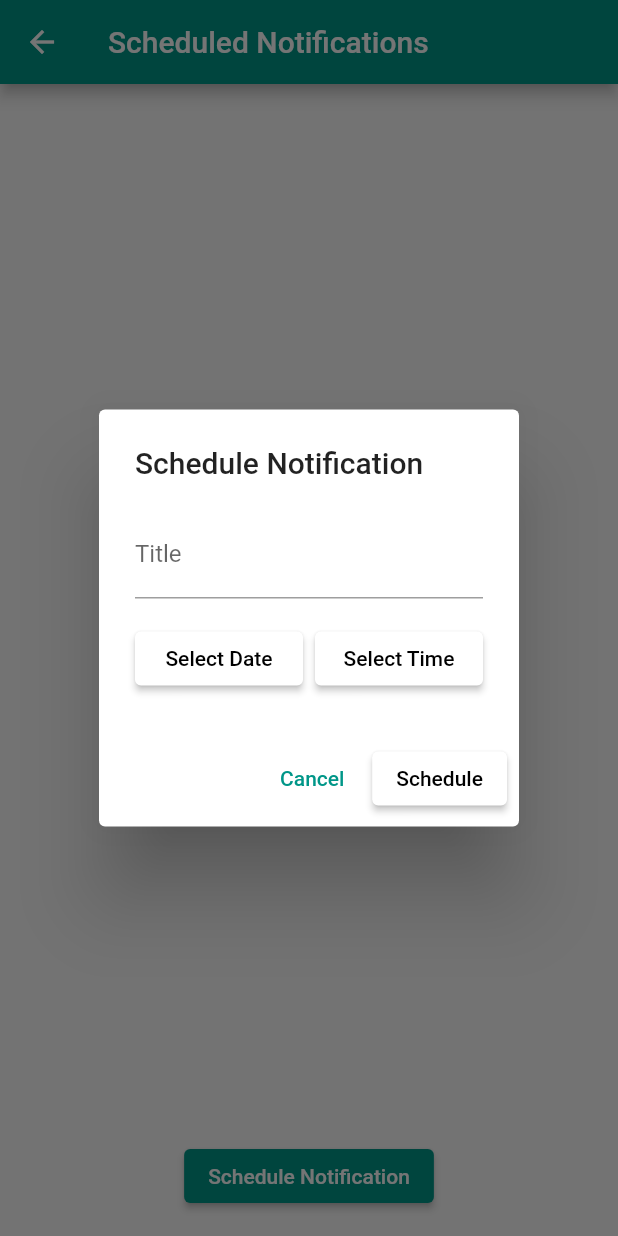
After one commit to Mohammed-El-kayesh/Blind_Guide, a Flutter app: the NotificationScreen screen opened directly, after a tap on "Schedule Notification", on a phone screen of 412 x 824 dp. The commit adds this screen. Run offline on Flutter 3.47's test engine with Material 2 defaults, Android fonts, the phone set to English and light mode, and no system bars; our stand-ins replace camera, circular_countdown_timer, firebase_core, firebase_database, flutter_local_notifications, flutter_tts and 7 more; missing offline and left inert: flutter_email_sender, flutter_phone_direct_caller, fluttercontactpicker, google_ml_vision, tflite; accounts and stored records are empty.

Commit message:
Notify Page

```diff
--- /dev/null
+++ b/blind_guide/lib/presentation/layout/screens/NotificationScreen.dart
@@ -0,0 +1,288 @@
+import 'package:flutter/material.dart';
+import 'package:flutter_local_notifications/flutter_local_notifications.dart';
+
+class NotificationScreen extends StatefulWidget {
+  const NotificationScreen({Key? key}) : super(key: key);
+
+  @override
+  State<NotificationScreen> createState() => _NotificationScreenState();
+}
+
+class _NotificationScreenState extends State<NotificationScreen> {
+  late FlutterLocalNotificationsPlugin _notifications;
+  List<NotificationSchedule> _schedules = [];
+
+  @override
+  void initState() {
+    super.initState();
+    _initializeNotifications();
+    _loadSchedules();
+  }
+
+  void _initializeNotifications() {
+    _notifications = FlutterLocalNotificationsPlugin();
+    final androidInitializationSettings =
+    AndroidInitializationSettings('@mipmap/ic_launcher');
+    final initializationSettings = InitializationSettings(
+      android: androidInitializationSettings,
+    );
+    _notifications.initialize(initializationSettings);
+  }
+
+  Future<void> _scheduleNotification(
+      int id, String title, DateTime scheduledTime) async {
+    final androidPlatformChannelSpecifics = AndroidNotificationDetails(
+      'schedule_channel',
+      'Scheduled Notifications',
+      importance: Importance.high,
+      priority: Priority.high,
+    );
+    final platformChannelSpecifics = NotificationDetails(
+      android: androidPlatformChannelSpecifics,
+    );
+
+    await _notifications.schedule(
+      id,
+      title,
+      'Your scheduled event is due!',
+      scheduledTime,
+      platformChannelSpecifics,
+      payload: scheduledTime.toString(), // Store the scheduled time as payload
+    );
+
+    setState(() {
+      _schedules.add(
+        NotificationSchedule(
+          id: id,
+          title: title,
+          time: scheduledTime,
+        ),
+      );
+    });
+  }
+
+  Future<void> _cancelNotification(int id) async {
+    await _notifications.cancel(id);
+
+    setState(() {
+      _schedules.removeWhere((schedule) => schedule.id == id);
+    });
+  }
+
+  Future<void> _loadSchedules() async {
+    final pendingNotifications =
+    await _notifications.pendingNotificationRequests();
+
+    setState(() {
+      _schedules = pendingNotifications
+          .map(
+            (notification) {
+          final scheduledTimeStr = notification.payload;
+          final scheduledTime =
+              DateTime.tryParse(scheduledTimeStr ?? '') ?? DateTime.now();
+
+          return NotificationSchedule(
+            id: notification.id,
+            title: notification.title ?? '',
+            time: scheduledTime,
+          );
+        },
+      )
+          .toList();
+    });
+  }
+
+  @override
+  Widget build(BuildContext context) {
+    return Scaffold(
+      appBar: AppBar(
+        title: Text('Scheduled Notifications'),
+
+      ),
+      body: Column(
+        children: [
+          Expanded(
+            child: ListView.builder(
+              itemCount: _schedules.length,
+              itemBuilder: (context, index) {
+                final schedule = _schedules[index];
+                return ListTile(
+                  title: Text(schedule.title),
+                  subtitle: Text(schedule.time.toString()),
+                  trailing: IconButton(
+                    icon: Icon(Icons.delete),
+                    onPressed: () => _cancelNotification(schedule.id),
+                  ),
+                );
+              },
+            ),
+          ),
+          Padding(
+            padding: const EdgeInsets.all(16.0),
+            child: ElevatedButton(
+              child: Text('Schedule Notification'),
+              onPressed: () => _showScheduleDialog(),
+            ),
+          ),
+        ],
+      ),
+    );
+  }
+
+  Future<void> _showScheduleDialog() async {
+    final result = await showDialog(
+      context: context,
+      builder: (context) => ScheduleDialog(),
+    );
+
+    if (result != null) {
+      final id = DateTime.now().millisecondsSinceEpoch ~/ 1000; // Unique ID
+      _scheduleNotification(id, result.title, result.time);
+    }
+  }
+}
+
+class ScheduleDialog extends StatefulWidget {
+  @override
+  _ScheduleDialogState createState() => _ScheduleDialogState();
+}
+
+class _ScheduleDialogState extends State<ScheduleDialog> {
+  final _formKey = GlobalKey<FormState>();
+  final _titleController = TextEditingController();
+  late DateTime _selectedDateTime;
+
+  @override
+  void initState() {
+    super.initState();
+    _selectedDateTime = DateTime.now();
+  }
+
+  @override
+  Widget build(BuildContext context) {
+    return AlertDialog(
+      title: Text('Schedule Notification'),
+      content: Form(
+        key: _formKey,
+        child: Column(
+          mainAxisSize: MainAxisSize.min,
+          children: [
+            TextFormField(
+              controller: _titleController,
+              decoration: InputDecoration(
+                labelText: 'Title',
+              ),
+              validator: (value) {
+                if (value!.isEmpty) {
+                  return 'Please enter a title';
+                }
+                return null;
+              },
+            ),
+            SizedBox(height: 16.0),
+            Row(
+              children: [
+                Expanded(
+                  child: ElevatedButton(style: ElevatedButton.styleFrom(
+                    primary: Colors.white, ),
+                    child: Text(
+                      'Select Date',style: TextStyle(color: Colors.black),
+                    ),
+
+                    onPressed: () async {
+                      final date = await showDatePicker(
+                        context: context,
+                        initialDate: _selectedDateTime,
+                        firstDate: DateTime.now(),
+                        lastDate: DateTime.now().add(Duration(days: 365)),
+                      );
+                      if (date != null) {
+                        setState(() {
+                          _selectedDateTime = DateTime(
+                            date.year,
+                            date.month,
+                            date.day,
+                            _selectedDateTime.hour,
+                            _selectedDateTime.minute,
+                          );
+                        });
+                      }
+                    },
+                  ),
+                ),
+                SizedBox(width: 8.0),
+                Expanded(
+                  child:  ElevatedButton(style: ElevatedButton.styleFrom(
+                    primary: Colors.white, ),
+                    child: Text(
+                      'Select Time',style: TextStyle(color: Colors.black),
+                    ),
+                    onPressed: () async {
+                      final time = await showTimePicker(
+                        context: context,
+                        initialTime: TimeOfDay.fromDateTime(_selectedDateTime),
+                      );
+                      if (time != null) {
+                        setState(() {
+                          _selectedDateTime = DateTime(
+                            _selectedDateTime.year,
+                            _selectedDateTime.month,
+                            _selectedDateTime.day,
+                            time.hour,
+                            time.minute,
+                          );
+                        });
+                      }
+                    },
+                  ),
+                ),
+              ],
+            ),
+          ],
+        ),
+      ),
+      actions: [
+        TextButton(
+          child: Text('Cancel'),
+          onPressed: () => Navigator.pop(context),
+        ),
+        ElevatedButton(style: ElevatedButton.styleFrom(
+          primary: Colors.white, ),
+
+          child: Text('Schedule',style: TextStyle(color: Colors.black),),
+          onPressed: () {
+            if (_formKey.currentState!.validate()) {
+              final result = ScheduleResult(
+                title: _titleController.text,
+                time: _selectedDateTime,
+              );
+              Navigator.pop(context, result);
+            }
+          },
+        ),
+      ],
+    );
+  }
+}
+
+class NotificationSchedule {
+  final int id;
+  final String title;
+  final DateTime time;
+
+  NotificationSchedule({
+    required this.id,
+    required this.title,
+    required this.time,
+  });
+}
+
+class ScheduleResult {
+  final String title;
+  final DateTime time;
+
+  ScheduleResult({
+    required this.title,
+    required this.time,
+  });
+}
--- a/blind_guide/lib/presentation/layout/screens/welcomeScreen.dart
+++ b/blind_guide/lib/presentation/layout/screens/welcomeScreen.dart
@@ -1,5 +1,6 @@
 import 'dart:async';
 
+import 'package:blind_guide/presentation/layout/screens/NotificationScreen.dart';
 import 'package:blind_guide/presentation/layout/screens/Send%20Email.dart';
 import 'package:blind_guide/presentation/layout/screens/aboutScreen.dart';
 import 'package:blind_guide/presentation/widgets/primaryText.dart';
@@ -100,6 +101,10 @@ appBar: AppBar(title: Text("Welcome"),),
             ListTile(title: Text('about Application '),
               onTap: (){
                 Navigator.push(context, MaterialPageRoute(builder: (context)=>AboutUS(),),);
+              },),
+            ListTile(title: Text('Schedule Time '),
+              onTap: (){
+                Navigator.push(context, MaterialPageRoute(builder: (context)=>NotificationScreen(),),);
               },)
 
           ],
--- a/blind_guide/pubspec.yaml
+++ b/blind_guide/pubspec.yaml
@@ -41,7 +41,6 @@ dependencies:
   dio: ^4.0.6
   flutter_offline: ^2.1.0
   flutter_tts:
-  flutter_mobile_vision: ^0.1.4+1
   flutter_tesseract_ocr: ^0.4.20
   google_ml_vision: ^0.0.8
   audioplayers: ^3.0.1
@@ -61,6 +60,7 @@ dependencies:
   google_fonts:
   shared_preferences:
   circular_countdown_timer:
+  flutter_local_notifications: ^10.0.0
 
 
 
```
Also changed, not shown: blind_guide/lib/presentation/layout/screens/colorDetection.dart (+167 -0 lines), blind_guide/pubspec.lock.
